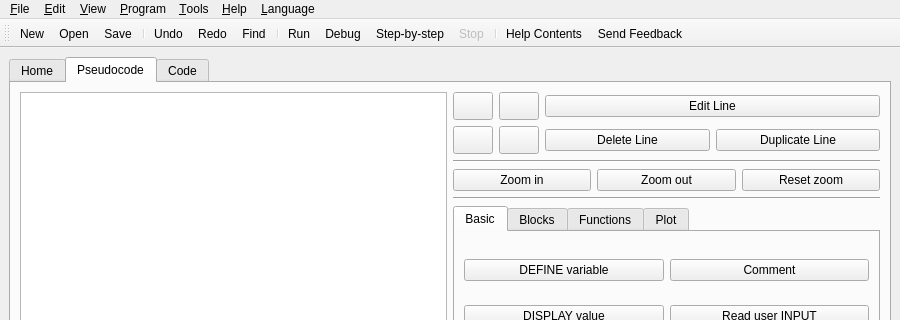
The window that src/forms/ui_mainwindow.ui (TuringApp/Turing) describes before a commit, drawn with Qt 5; both pictures show x 0 to 900 and y 0 to 320 of the 900 by 713 pixel window.
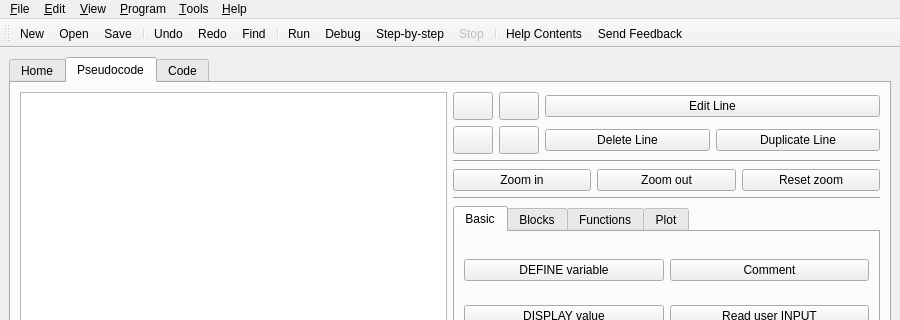
The same window after the commit. Icons and pictures are not drawn.

The edit to the form file:
```diff
--- a/src/forms/ui_mainwindow.ui
+++ b/src/forms/ui_mainwindow.ui
@@ -565,7 +565,7 @@
      <x>0</x>
      <y>0</y>
      <width>900</width>
-     <height>21</height>
+     <height>22</height>
     </rect>
    </property>
    <widget class="QMenu" name="menuFile">
@@ -681,8 +681,9 @@
     <addaction name="actionCalculator"/>
    </widget>
    <widget class="QMenu" name="menuLanguage">
-    <property name="title">
-     <string>&amp;Language</string>
+    <property name="icon">
+     <iconset resource="../turing.qrc">
+      <normaloff>:/action/media/language.png</normaloff>:/action/media/language.png</iconset>
     </property>
    </widget>
    <addaction name="menuFile"/>
```
Left out of the diff: 42 changed lines with no effect on the pictures.
